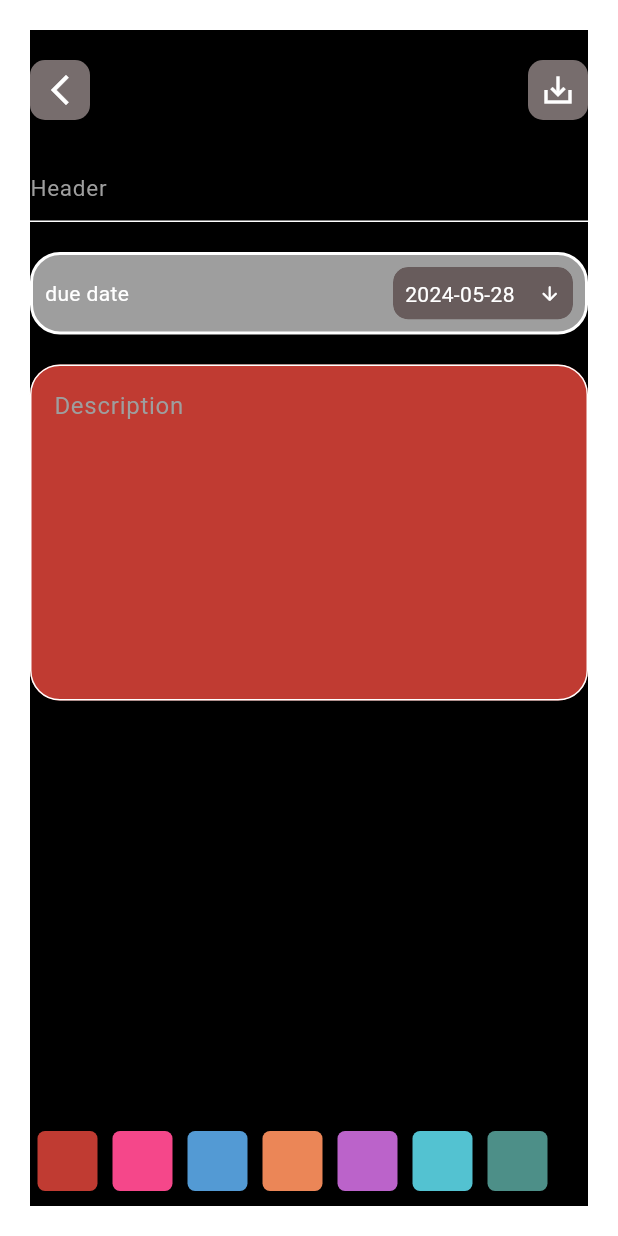
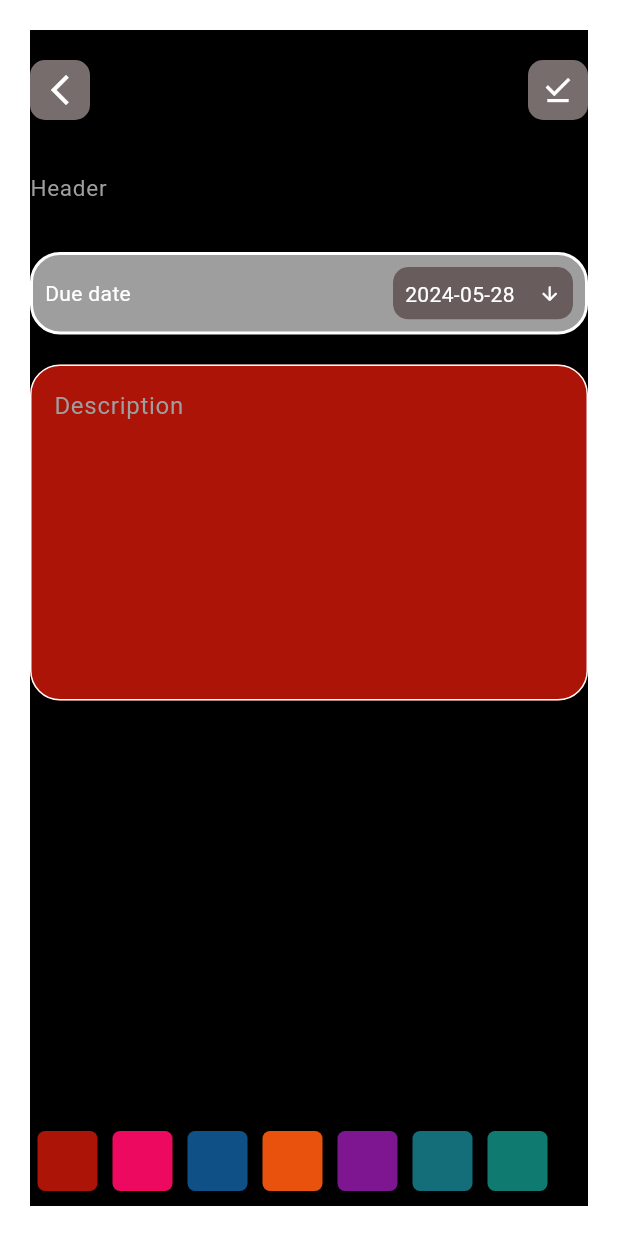
Before and after one commit to stephymathew/Noteapp, a Flutter app: the HomeScreen screen opened directly, after a tap on the "add" icon, on a phone screen of 412 x 824 dp. Run offline on Flutter 3.47's test engine with Material 3 defaults, Android fonts, the phone set to English and light mode, and no system bars; our stand-ins replace cloud_firestore, firebase_auth, firebase_core; accounts and stored records are empty.

Commit message:
git add .

```diff
--- a/lib/controller/firestore_services.dart
+++ b/lib/controller/firestore_services.dart
@@ -24,7 +24,7 @@ class FireStoreServices {
       await instance.set(todo.toJson(todo));
       return true;
     } catch (e) {
-      print(e);
+      // print("Error saving todo: $e");
       return false;
     }
   }
@@ -39,11 +39,10 @@ class FireStoreServices {
           .doc(user!.uid)
           .collection("todos")
           .doc(todo.id);
-      todo.id = instance.id;
       await instance.update(todo.toJson(todo));
       return true;
     } catch (e) {
-      print(e);
+      // print("Error updating todo: $e");
       return false;
     }
   }
--- a/lib/main.dart
+++ b/lib/main.dart
@@ -1,10 +1,12 @@
 import 'package:firebase_auth/firebase_auth.dart';
 import 'package:flutter/material.dart';
+
 import 'package:my_note_app/views/splash.dart';
 import 'package:firebase_core/firebase_core.dart';
 import 'firebase_options.dart';
 
 void main() async {
+
   WidgetsFlutterBinding.ensureInitialized();
   await Firebase.initializeApp(
     options: DefaultFirebaseOptions.currentPlatform,
@@ -26,7 +28,9 @@ class MyApp extends StatelessWidget {
           stream: FirebaseAuth.instance.authStateChanges(),
           builder: (context, snapshot) =>
               snapshot.connectionState == ConnectionState.waiting
-                  ? Center(child: CircularProgressIndicator())
+                  ? const Scaffold(
+                      body: Center(child: CircularProgressIndicator()),
+                    )
                   : SplashScreen(islogin: snapshot.hasData)),
       debugShowCheckedModeBanner: false,
     );
--- a/lib/models/todomodel.dart
+++ b/lib/models/todomodel.dart
@@ -7,13 +7,16 @@ class Todo {
   String? date;
   int? color;
   bool? pin;
-  Todo(
-      {this.id,
+
+  Todo({
+    this.id,
     this.header,
     this.description,
     this.date,
     this.color,
-      this.pin});
+    this.pin,
+  });
+
   Todo fromJson(Map<String, dynamic> map) {
     return Todo(
       id: map[columnid] as String?,
@@ -21,7 +24,8 @@ class Todo {
       header: map[columnheader] as String?,
       description: map[columndescription] as String?,
       date: map[columndate] as String?,
-        pin: map[columnpin] as bool?);
+      pin: map[columnpin] as bool?,
+    );
   }
 
   Map<String, dynamic> toJson(Todo todo) {
@@ -31,7 +35,7 @@ class Todo {
       columndescription: todo.description,
       columndate: todo.date,
       columncolor: todo.color,
-      columnpin: todo.pin
+      columnpin: todo.pin,
     };
   }
 }
--- a/lib/views/constants/addpage.dart
+++ b/lib/views/constants/addpage.dart
@@ -1,14 +1,16 @@
-import 'package:flutter/cupertino.dart';
+
+
 import 'package:flutter/material.dart';
-import 'package:flutter/widgets.dart';
+
 import 'package:my_note_app/controller/firestore_services.dart';
 import 'package:my_note_app/models/todomodel.dart';
 import 'package:my_note_app/views/constants/constants.dart';
 import 'package:my_note_app/views/home.dart';
 
 class PageScreen extends StatefulWidget {
-  const PageScreen({Key? key, this.todo}) : super(key: key);
+  const PageScreen({super.key, this.todo});
   final Todo? todo;
+
   @override
   State<PageScreen> createState() => _PageScreenState();
 }
@@ -16,15 +18,12 @@ class PageScreen extends StatefulWidget {
 class _PageScreenState extends State<PageScreen> {
   int _selectedColor = 0;
   DateTime _selectedDate = DateTime.now();
+  bool isPinned = false;
+  final TextEditingController _headcontroller = TextEditingController();
+  final TextEditingController _descriptioncontroller = TextEditingController();
+  final FocusNode _headerFocusNode = FocusNode();
+  final FocusNode _descriptionFocusNode = FocusNode();
 
-  bool isPinned = false;
-  TextEditingController _headcontroller = TextEditingController();
-  TextEditingController _descriptioncontroller = TextEditingController();
-  // void togglePin() {
-  //   setState(() {
-  //     isPinned = !isPinned;
-  //   });
-  // }
   @override
   void initState() {
     if (widget.todo != null) {
@@ -59,7 +58,7 @@ class _PageScreenState extends State<PageScreen> {
                             Navigator.push(
                                 context,
                                 MaterialPageRoute(
-                                  builder: (context) => HomeScreen(),
+                                  builder: (context) => const HomeScreen(),
                                 ));
                           },
                           child: Container(
@@ -75,42 +74,16 @@ class _PageScreenState extends State<PageScreen> {
                             ),
                           ),
                         ),
-
-                        SizedBox(width: 180),
-                        // Container(
-                        //   height: 40,
-                        //   width: 40,
-                        //   decoration: BoxDecoration(
-                        //     border: Border.all(color: Colors.white),
-                        //     borderRadius: BorderRadius.circular(20),
-                        //   ),
-                        //   child: IconButton(
-                        //     onPressed: () {
-                        //       togglePin();
-                        //     },
-                        //     icon: Center(
-                        //       child: Icon(
-                        //         Icons.push_pin_outlined,
-                        //         color: isPinned
-                        //             ? const Color.fromARGB(255, 126, 20, 12)
-                        //             : const Color.fromARGB(255, 211, 197, 197),
-                        //       ),
-                        //     ),
-                        //   ),
-                        // ),
-                        Spacer(),
+                        const SizedBox(width: 180),
+                        const Spacer(),
                         GestureDetector(
                           onTap: () async {
                             if (_headcontroller.text.isEmpty) {
-                              ScaffoldMessenger.of(context)
-                                  .showSnackBar(SnackBar(
-                                content: Text("Please enter header"),
-                              ));
+                              ScaffoldMessenger.of(context).showSnackBar(
+                                  const SnackBar(content: Text("Please enter header")));
                             } else if (_descriptioncontroller.text.isEmpty) {
                               ScaffoldMessenger.of(context).showSnackBar(
-                                  SnackBar(
-                                      content:
-                                          Text("Please enter description")));
+                                  const SnackBar(content: Text("Please enter description")));
                             } else if (widget.todo != null) {
                               final value = await FireStoreServices.updateTodo(
                                   todo: Todo(
@@ -122,15 +95,14 @@ class _PageScreenState extends State<PageScreen> {
                                       pin: isPinned));
                               if (value) {
                                 ScaffoldMessenger.of(context).showSnackBar(
-                                    SnackBar(content: Text("Note Updated ")));
+                                    const SnackBar(content: Text("Note Updated ")));
                                 Navigator.pop(context);
                               } else {
                                 ScaffoldMessenger.of(context).showSnackBar(
-                                    SnackBar(
-                                        content:
-                                            Text("failed to update Note")));
+                                    const SnackBar(content: Text("Failed to update Note")));
                               }
                             } else {
+                              print("save todo ontap ");
                               final value = await FireStoreServices.saveTodo(
                                   todo: Todo(
                                       header: _headcontroller.text,
@@ -140,12 +112,11 @@ class _PageScreenState extends State<PageScreen> {
                                       pin: isPinned));
                               if (value) {
                                 ScaffoldMessenger.of(context).showSnackBar(
-                                    SnackBar(content: Text("Note Added ")));
+                                    const SnackBar(content: Text("Note Added ")));
                                 Navigator.pop(context);
                               } else {
                                 ScaffoldMessenger.of(context).showSnackBar(
-                                    SnackBar(
-                                        content: Text("failed to add Note")));
+                                    const SnackBar(content: Text("Failed to add Note")));
                               }
                             }
                           },
@@ -157,7 +128,7 @@ class _PageScreenState extends State<PageScreen> {
                               color: const Color.fromARGB(255, 119, 109, 109),
                             ),
                             child: const Icon(
-                              Icons.save_alt_sharp,
+                              Icons.file_download_done_sharp,
                               color: Colors.white,
                             ),
                           ),
@@ -166,15 +137,14 @@ class _PageScreenState extends State<PageScreen> {
                     ),
                     const SizedBox(height: 20),
                     TextField(
+                      focusNode: _headerFocusNode,
                       controller: _headcontroller,
                       maxLines: null,
-                      style: TextStyle(color: Colors.white, fontSize: 20),
-                      decoration: InputDecoration(
+                      style: const TextStyle(color: Colors.white, fontSize: 20),
+                      decoration: const InputDecoration(
                         hintText: "Header",
                         hintStyle: TextStyle(color: Colors.grey, fontSize: 15),
-                        enabledBorder: UnderlineInputBorder(
-                          borderSide: BorderSide(color: Colors.white),
-                        ),
+                        enabledBorder: UnderlineInputBorder(borderSide: BorderSide()),
                         focusedBorder: UnderlineInputBorder(
                           borderSide: BorderSide(color: Colors.white),
                         ),
@@ -184,7 +154,7 @@ class _PageScreenState extends State<PageScreen> {
                       height: 20,
                     ),
                     Container(
-                      margin: EdgeInsets.all(0),
+                      margin: const EdgeInsets.all(0),
                       height: 55,
                       width: double.infinity,
                       decoration: BoxDecoration(
@@ -197,11 +167,11 @@ class _PageScreenState extends State<PageScreen> {
                         child: Center(
                           child: Row(
                             children: [
-                              Text(
-                                "due date",
+                              const Text(
+                                "Due date",
                                 style: TextStyle(color: Colors.white),
                               ),
-                              Spacer(),
+                              const Spacer(),
                               GestureDetector(
                                 onTap: () async {
                                   DateTime? pickedDate = await showDatePicker(
@@ -223,8 +193,7 @@ class _PageScreenState extends State<PageScreen> {
                                     height: 40,
                                     width: 120,
                                     decoration: BoxDecoration(
-                                      color: const Color.fromARGB(
-                                          255, 104, 92, 92),
+                                      color: const Color.fromARGB(255, 104, 92, 92),
                                       borderRadius: BorderRadius.circular(10),
                                     ),
                                     child: Padding(
@@ -233,13 +202,11 @@ class _PageScreenState extends State<PageScreen> {
                                         child: Row(
                                           children: [
                                             Text(
-                                              "${_selectedDate.toLocal()}"
-                                                  .split(' ')[0],
-                                              style: TextStyle(
-                                                  color: Colors.white),
+                                              "${_selectedDate.toLocal()}".split(' ')[0],
+                                              style: const TextStyle(color: Colors.white),
                                             ),
-                                            Spacer(),
-                                            Icon(
+                                            const Spacer(),
+                                            const Icon(
                                               Icons.arrow_downward_rounded,
                                               color: Colors.white,
                                               size: 15,
@@ -258,24 +225,31 @@ class _PageScreenState extends State<PageScreen> {
                     ),
                     Padding(
                       padding: const EdgeInsets.only(top: 20),
-                      child: TextField(
+                      child: Column(
+                        crossAxisAlignment: CrossAxisAlignment.stretch,
+                        children: [
+                          TextField(
                             controller: _descriptioncontroller,
+                            focusNode: _descriptionFocusNode,
                             maxLines: 8,
-                        style: TextStyle(color: Colors.white),
+                            style: const TextStyle(color: Colors.white),
                             decoration: InputDecoration(
                               hintText: "Description",
-                          hintStyle: TextStyle(color: Colors.grey),
+                              hintStyle: const TextStyle(color: Colors.grey),
                               filled: true,
                               fillColor: colorPalette[_selectedColor],
                               enabledBorder: OutlineInputBorder(
-                            borderSide: BorderSide(color: Colors.white),
+                                borderSide: const BorderSide(color: Colors.white),
                                 borderRadius: BorderRadius.circular(20),
                               ),
                               focusedBorder: OutlineInputBorder(
-                            borderSide: BorderSide(color: Colors.white),
+                                borderSide: const BorderSide(color: Colors.white),
                                 borderRadius: BorderRadius.circular(20),
                               ),
                             ),
+                          ),
+                          const SizedBox(height: 20),
+                        ],
                       ),
                     ),
                   ],
@@ -295,8 +269,7 @@ class _PageScreenState extends State<PageScreen> {
                   return GestureDetector(
                     onTap: () {
                       setState(() {
-                        _selectedColor = colorPalette
-                            .indexWhere((element) => element == color);
+                        _selectedColor = colorPalette.indexWhere((element) => element == color);
                       });
                     },
                     child: Container(
@@ -308,9 +281,7 @@ class _PageScreenState extends State<PageScreen> {
                         shape: BoxShape.rectangle,
                         borderRadius: BorderRadius.circular(5),
                         border: Border.all(
-                          color: _selectedColor == color
-                              ? Colors.white
-                              : Colors.transparent,
+                          color: _selectedColor == color ? Colors.white : Colors.transparent,
                           width: 2,
                         ),
                       ),
--- a/lib/views/constants/constants.dart
+++ b/lib/views/constants/constants.dart
@@ -1,13 +1,13 @@
 import 'package:flutter/material.dart';
 
 final List<Color> colorPalette = [
-  Color.fromARGB(192, 255, 79, 66),
-  Color.fromARGB(255, 245, 71, 138),
-  Color.fromARGB(255, 83, 154, 212),
-  Color.fromARGB(255, 235, 134, 87),
-  Color.fromARGB(255, 187, 99, 202),
-  Color.fromARGB(255, 83, 194, 209),
-  Color.fromARGB(255, 77, 143, 136),
+  Color.fromARGB(192, 230, 26, 11),
+  Color.fromARGB(255, 238, 9, 96),
+  Color.fromARGB(255, 15, 81, 134),
+  Color.fromARGB(255, 233, 82, 12),
+  Color.fromARGB(255, 126, 22, 145),
+  Color.fromARGB(255, 20, 110, 122),
+  Color.fromARGB(255, 15, 122, 112),
   Colors.black,
 ];
 const String columnid = "id";
@@ -19,4 +19,5 @@ const String columndescription = "description";
 const String columnpin = "pin";
 
 const String columndate = "date";
+const String columnimagePath = "imagePaths";
 String uid = "";
--- a/lib/views/home.dart
+++ b/lib/views/home.dart
@@ -1,6 +1,5 @@
 import 'package:cloud_firestore/cloud_firestore.dart';
 import 'package:flutter/material.dart';
-import 'package:convex_bottom_bar/convex_bottom_bar.dart';
 import 'package:intl/intl.dart';
 import 'package:my_note_app/controller/auth_services.dart';
 import 'package:my_note_app/models/todomodel.dart';
@@ -17,12 +16,11 @@ class HomeScreen extends StatefulWidget {
 
 class _HomeScreenState extends State<HomeScreen> {
   int _selectedIndex = 0;
-  List<Widget> bodyitems = [ListHome(), PageScreen(), PageScreen()];
+  List<Widget> bodyitems = [const ListHome(), const PageScreen(), const PageScreen()];
 
   void _onItemTapped(int index) {
     setState(() {
       _selectedIndex = index;
-      // Add your navigation logic here
     });
   }
 
@@ -38,36 +36,18 @@ class _HomeScreenState extends State<HomeScreen> {
             elevation: 8,
             backgroundColor: const Color.fromARGB(255, 121, 118, 111),
             hoverColor: Colors.amberAccent,
-  child: Icon(Icons.add),
+            child: const Icon(Icons.add),
             onPressed: () {
               Navigator.push(
                 context,
                 MaterialPageRoute(
-        builder: (context) => PageScreen(),
+                  builder: (context) => const PageScreen(),
                 ),
               );
             },
           ),
-
-      //     bottomNavigationBar: Container(
-      //       height: 80,
-      //       width: double.infinity,
-      //       child: ConvexAppBar(
-      //         style: TabStyle.react,
-      //         backgroundColor: Colors.grey[800],
-      //         items: [
-      //           TabItem(icon: Icons.filter_list, title: 'Filter'),
-      //           TabItem(icon: Icons.add, title: 'Add'),
-      //           TabItem(icon: Icons.search, title: 'Search'),
-      //         ],
-      //         initialActiveIndex: _selectedIndex,
-      //         onTap: _onItemTapped,
-      //       ),
-      //     ),
-      //   ),
-      // ),
-        )
-      )
+        ),
+      ),
     );
   }
 }
@@ -83,9 +63,10 @@ class ListHome extends StatelessWidget {
         Row(
           mainAxisAlignment: MainAxisAlignment.spaceBetween,
           children: [
-            Text(
+            const Text(
               "Mr.Note",
               style: TextStyle(
+
                 fontSize: 30,
                 fontWeight: FontWeight.bold,
                 color: Colors.white,
@@ -97,14 +78,14 @@ class ListHome extends StatelessWidget {
                   context: context,
                   builder: (BuildContext context) {
                     return AlertDialog(
-          title: Text("Logout"),
-          content: Text("Are you sure you want to logout?"),
+                      title: const Text("Logout"),
+                      content: const Text("Are you sure you want to logout?"),
                       actions: [
                         TextButton(
                           onPressed: () {
                             Navigator.pop(context);
                           },
-              child: Text("Cancel"),
+                          child: const Text("Cancel"),
                         ),
                         TextButton(
                           onPressed: () {
@@ -112,27 +93,26 @@ class ListHome extends StatelessWidget {
                             Navigator.pushAndRemoveUntil(
                               context,
                               MaterialPageRoute(
-                    builder: (context) => LoginScreen(),
+                                builder: (context) => const LoginScreen(),
                               ),
                               (route) => false,
                             );
                           },
-              child: Text("Logout"),
+                          child: const Text("Logout"),
                         ),
                       ],
                     );
                   },
                 );
               },
-  child: Icon(
+              child: const Icon(
                 Icons.exit_to_app,
                 color: Color.fromARGB(255, 225, 224, 231),
               ),
             ),
-
           ],
         ),
-        SizedBox(height: 20),
+        const SizedBox(height: 20),
         Expanded(
           child: StreamBuilder(
             stream: FirebaseFirestore.instance
@@ -142,18 +122,12 @@ class ListHome extends StatelessWidget {
                 .snapshots(),
             builder: (context, snapshot) {
               if (snapshot.connectionState == ConnectionState.waiting) {
-                return CircularProgressIndicator();
+                return Center(child: const CircularProgressIndicator());
               } else if (!snapshot.hasData) {
-                return Center(child: Text("Not available"));
+                return const Center(child: Text("Not available"));
               }
               final list = snapshot.data!.docs;
-              return GridView.builder(
-                gridDelegate: SliverGridDelegateWithFixedCrossAxisCount(
-                  crossAxisCount: 2,
-                  mainAxisSpacing: 5.0,
-                  crossAxisSpacing: 5.0,
-                  childAspectRatio: 0.9,
-                ),
+              return ListView.builder(
                 itemCount: list.length,
                 itemBuilder: (context, index) {
                   final data = Todo().fromJson(list[index].data());
@@ -167,15 +141,14 @@ class ListHome extends StatelessWidget {
                       );
                     },
                     child: Container(
-                      padding: const EdgeInsets.all(5),
+                      padding: const EdgeInsets.all(10),
+                      margin: const EdgeInsets.symmetric(vertical: 5),
                       decoration: BoxDecoration(
                         color: colorPalette[data.color ?? 0].withOpacity(0.5),
                         borderRadius: BorderRadius.circular(15),
                       ),
-                      margin: const EdgeInsets.all(5),
                       child: Column(
                         crossAxisAlignment: CrossAxisAlignment.start,
-                        mainAxisSize: MainAxisSize.min,
                         children: [
                           Text(
                             data.header ?? "",
@@ -186,19 +159,17 @@ class ListHome extends StatelessWidget {
                             ),
                           ),
                           const SizedBox(height: 10),
-                          Flexible(
-                            fit: FlexFit.loose,
-                            child: Text(
+                          Text(
                             data.description ?? "",
                             style: const TextStyle(
                               color: Color.fromARGB(255, 231, 227, 227),
                             ),
                           ),
-                          ),
-                        Spacer(),
+                          const SizedBox(height: 10),
                           Text(
-  DateFormat.yMMMd().add_jms().format(DateTime.parse(data.date ?? "")),
-  style: TextStyle(color: Colors.grey),
+                            DateFormat.yMMMd().add_jms().format(
+                                DateTime.parse(data.date ?? "")),
+                            style: const TextStyle(color: Colors.grey),
                           ),
                         ],
                       ),
--- a/pubspec.yaml
+++ b/pubspec.yaml
@@ -46,6 +46,11 @@ dependencies:
   cloud_firestore: ^4.17.3
   flutter_staggered_grid_view: ^0.7.0
   intl: ^0.19.0
+  flutter_speed_dial: ^7.0.0
+  image_picker: ^1.1.1
+  permission_handler: ^11.3.1
+  audioplayers: ^6.0.0
+  firebase_storage: ^11.7.6
 
 dev_dependencies:
   flutter_test:
```
Also changed, not shown: lib/views/SignUp.dart (+13 -13 lines), pubspec.lock, 5 other files. Lines whose indentation alone changed are shown as unchanged.
